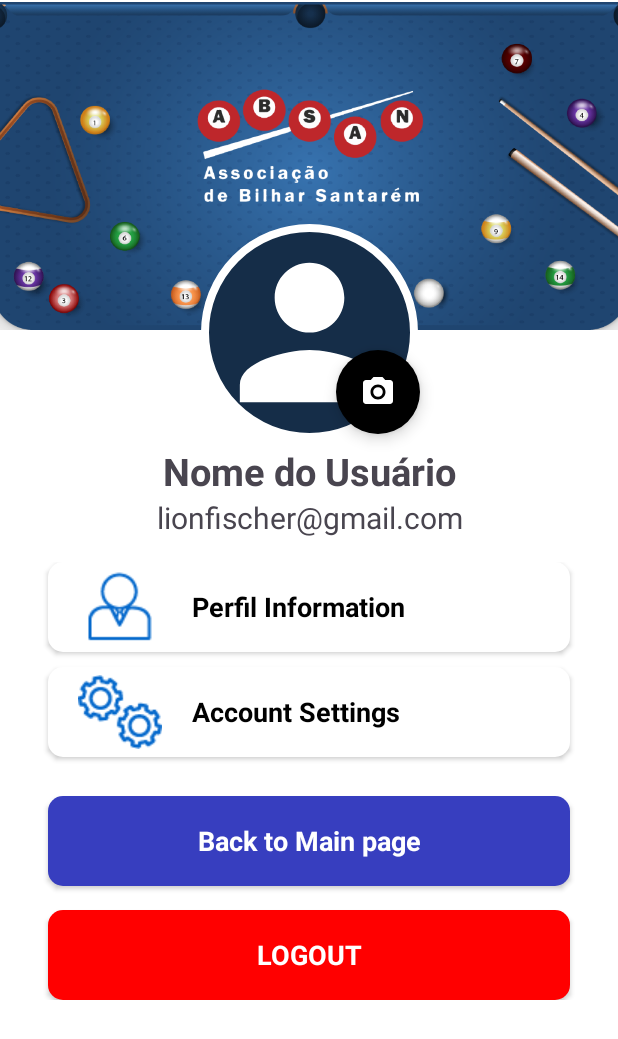
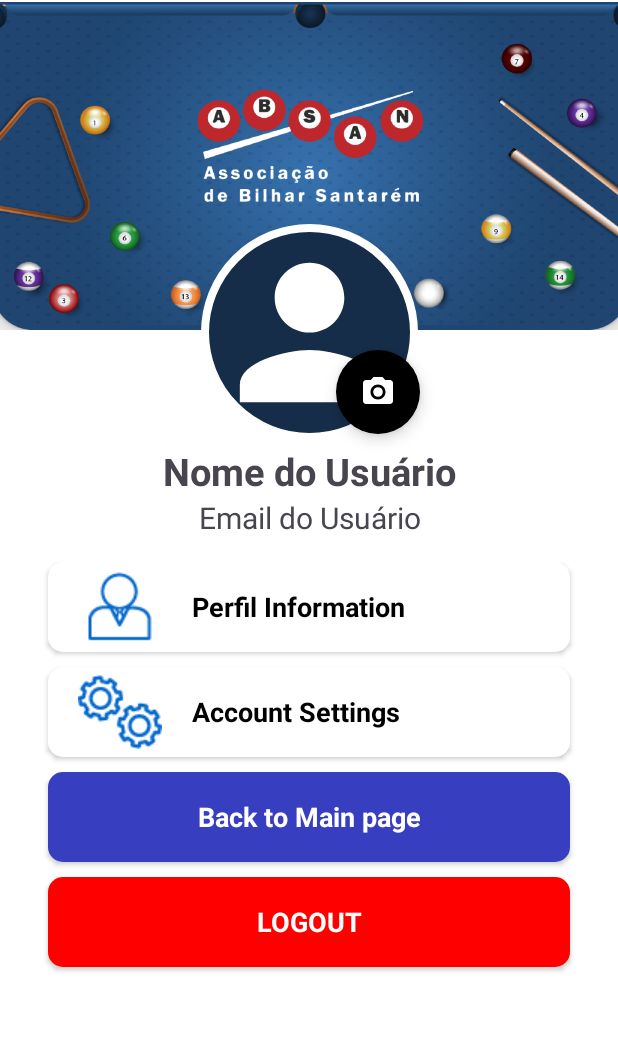
Before and after one commit to RomaoFilipe/appDAMA, an Android app: the layout activity_profile.xml on its own in the app's theme, with its tools: preview values and no code run, on a phone screen of 412 x 824 dp. Shown: the top 1039 px of the screen. Run offline under Robolectric (Android 15) with nearby library versions, the phone set to English and light mode, and no system bars.

Commit message:
fix Profile, photo, buttons

```diff
--- a/app/src/main/AndroidManifest.xml
+++ b/app/src/main/AndroidManifest.xml
@@ -1,10 +1,5 @@
-<?xml version="1.0" encoding="utf-8"?>
 <manifest xmlns:android="http://schemas.android.com/apk/res/android"
     xmlns:tools="http://schemas.android.com/tools">
-
-    <uses-permission
-        android:name="android.permission.WRITE_EXTERNAL_STORAGE"
-        tools:ignore="ScopedStorage" />
 
     <application
         android:allowBackup="true"
--- a/app/src/main/java/pt/ipt/dama2024/absan/LoginActivity.kt
+++ b/app/src/main/java/pt/ipt/dama2024/absan/LoginActivity.kt
@@ -40,7 +40,8 @@ class LoginActivity : AppCompatActivity() {
                         .addOnCompleteListener(this) { task ->
                             if (task.isSuccessful) {
                                 Toast.makeText(this, getString(R.string.login_successful), Toast.LENGTH_SHORT).show()
-                                startActivity(Intent(this, HomeActivity::class.java))
+                                val intent = Intent(this, HomeActivity::class.java) // <-- Redireciona para HomeActivity
+                                startActivity(intent)
                                 finish()
                             } else {
                                 Toast.makeText(this, getString(R.string.invalid_credentials), Toast.LENGTH_SHORT).show()
--- a/app/src/main/res/layout/activity_profile.xml
+++ b/app/src/main/res/layout/activity_profile.xml
@@ -84,7 +84,7 @@
                         android:id="@+id/textView2"
                         android:layout_width="wrap_content"
                         android:layout_height="wrap_content"
-                        android:text="lionfischer@gmail.com"
+                        android:text="Email do Usuário"
                         android:textSize="20sp"
                         app:layout_constraintEnd_toEndOf="@+id/textView"
                         app:layout_constraintStart_toStartOf="@+id/textView"
@@ -134,31 +134,34 @@
                         android:textAlignment="viewStart" />
 
                     <androidx.appcompat.widget.AppCompatButton
+                        android:id="@+id/buttonBackToMainPage"
                         android:layout_width="match_parent"
                         android:layout_height="60dp"
+                        android:layout_marginStart="32dp"
+                        android:layout_marginEnd="32dp"
+                        android:textSize="18sp"
+                        android:textStyle="bold"
                         style="@android:style/Widget.Button"
+                        android:layout_marginBottom="10dp"
                         android:background="@drawable/btn_background_2"
-                        android:layout_marginEnd="32dp"
-                        android:layout_marginStart="32dp"
-                        android:layout_marginTop="16dp"
                         android:text="Back to Main page"
-                        android:textColor="#ffffff"
-                        android:textStyle="bold"
-                        android:textSize="18sp" />
+                        android:textColor="#ffffff" />
 
                     <androidx.appcompat.widget.AppCompatButton
+                        android:id="@+id/buttonLogout"
                         android:layout_width="match_parent"
                         android:layout_height="60dp"
+                        android:layout_marginStart="32dp"
+                        android:layout_marginEnd="32dp"
+                        android:textSize="18sp"
+                        android:textStyle="bold"
                         style="@android:style/Widget.Button"
+                        android:layout_marginBottom="10dp"
                         android:background="@drawable/btn_background_3"
-                        android:layout_marginEnd="32dp"
-                        android:layout_marginStart="32dp"
-                        android:layout_marginTop="16dp"
-                        android:text="logout"
+                        android:text="Logout"
                         android:textColor="@color/White"
-                        android:textStyle="bold"
-                        android:textAllCaps="true"
-                        android:textSize="18sp" />
+                        android:textAllCaps="true"/>
+
                 </LinearLayout>
             </LinearLayout>
         </ScrollView>
--- a/app/src/main/res/values/strings.xml
+++ b/app/src/main/res/values/strings.xml
@@ -31,4 +31,5 @@
     <string name="registration_successful">Registration successful</string>
     <string name="registration_failed">Registration failed</string>
     <string name="firebase_registration_failed">Firebase registration failed</string>
+    <string name="profile_update_failed" translatable="false">Falha ao atualizar o perfil</string>
 </resources>
```
Also changed, not shown: app/src/main/java/pt/ipt/dama2024/absan/DBHelper.kt (+11 -0 lines), app/src/main/java/pt/ipt/dama2024/absan/ProfileActivity.kt (+43 -32 lines), app/src/main/java/pt/ipt/dama2024/absan/RegisterActivity.kt (+15 -0 lines).
